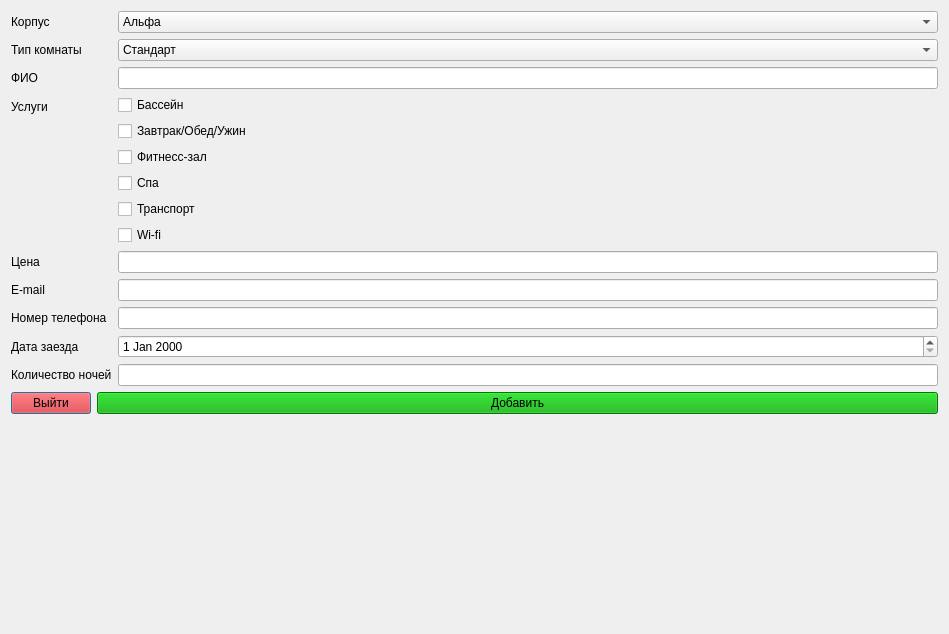
This is FinalMkFinal/addwindow.ui in Enjoyer14/OP_FullForm as Qt 5 draws it before an edit. The edited form follows.
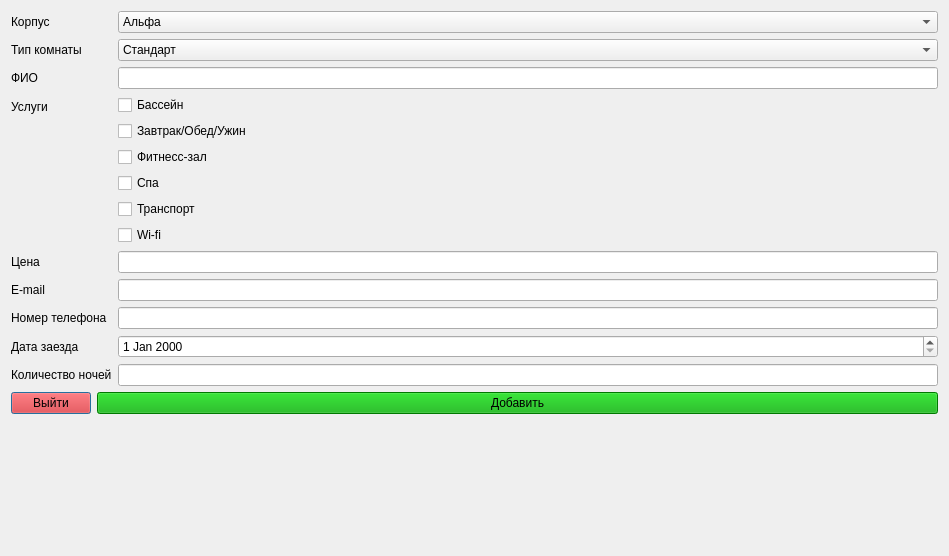
This is the edited form.

Patch:
```diff
--- a/FinalMkFinal/addwindow.ui
+++ b/FinalMkFinal/addwindow.ui
@@ -7,7 +7,7 @@
     <x>0</x>
     <y>0</y>
     <width>949</width>
-    <height>634</height>
+    <height>556</height>
    </rect>
   </property>
   <property name="windowTitle">
```
